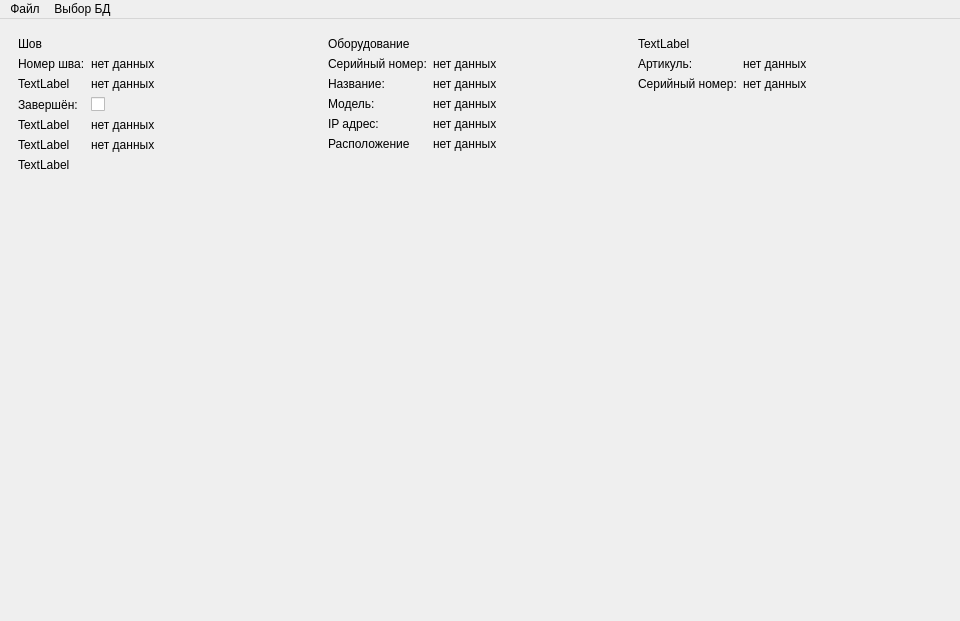
Old version of the form venv/irsDB/base.ui in the repository Ilaygor/irsDB.
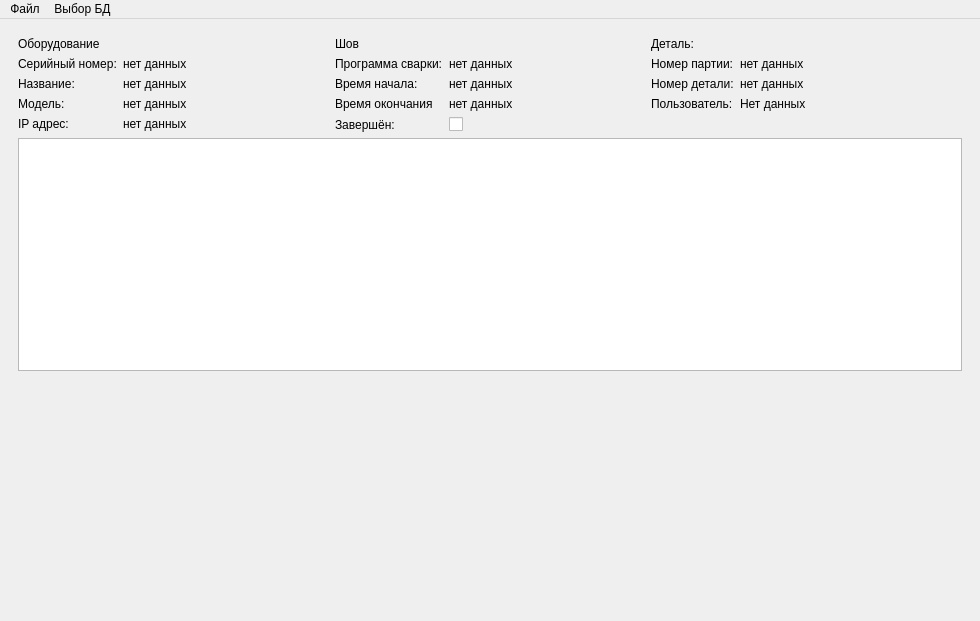
New version of the form. The open tabs and pages were chosen to show the change. Icons and pictures are not drawn. Custom widgets are drawn as their Qt base class.

Patch:
```diff
--- a/venv/irsDB/base.ui
+++ b/venv/irsDB/base.ui
@@ -6,7 +6,7 @@
    <rect>
     <x>0</x>
     <y>0</y>
-    <width>960</width>
+    <width>980</width>
     <height>621</height>
    </rect>
   </property>
@@ -22,7 +22,7 @@
     <item>
      <widget class="QStackedWidget" name="stackedWidget">
       <property name="currentIndex">
-       <number>1</number>
+       <number>0</number>
       </property>
       <widget class="QWidget" name="protocol">
        <property name="sizePolicy">
@@ -34,95 +34,27 @@
        <layout class="QVBoxLayout" name="verticalLayout_2">
         <item>
          <layout class="QHBoxLayout" name="horizontalLayout_3">
+          <property name="sizeConstraint">
+           <enum>QLayout::SetMinimumSize</enum>
+          </property>
           <property name="rightMargin">
            <number>0</number>
           </property>
           <property name="bottomMargin">
            <number>0</number>
           </property>
-          <item>
-           <layout class="QFormLayout" name="formLayout_3">
-            <item row="0" column="0">
-             <widget class="QLabel" name="label_12">
-              <property name="text">
-               <string>Шов</string>
-              </property>
-             </widget>
-            </item>
-            <item row="1" column="0">
-             <widget class="QLabel" name="label_13">
-              <property name="text">
-               <string>Номер шва:</string>
-              </property>
-             </widget>
-            </item>
-            <item row="1" column="1">
-             <widget class="QLabel" name="seamNumber">
-              <property name="text">
-               <string>нет данных</string>
-              </property>
-             </widget>
-            </item>
-            <item row="2" column="0">
-             <widget class="QLabel" name="label_15">
-              <property name="text">
-               <string>TextLabel</string>
-              </property>
-             </widget>
-            </item>
-            <item row="2" column="1">
-             <widget class="QLabel" name="label_16">
-              <property name="text">
-               <string>нет данных</string>
-              </property>
-             </widget>
-            </item>
-            <item row="3" column="0">
-             <widget class="QLabel" name="label_17">
-              <property name="text">
-               <string>Завершён:</string>
-              </property>
-             </widget>
-            </item>
-            <item row="3" column="1">
-             <widget class="QCheckBox" name="checkBox">
-              <property name="text">
-               <string/>
-              </property>
-             </widget>
-            </item>
-            <item row="4" column="0">
-             <widget class="QLabel" name="label_21">
-              <property name="text">
-               <string>TextLabel</string>
-              </property>
-             </widget>
-            </item>
-            <item row="4" column="1">
-             <widget class="QLabel" name="label_18">
-              <property name="text">
-               <string>нет данных</string>
-              </property>
-             </widget>
-            </item>
-            <item row="5" column="0">
-             <widget class="QLabel" name="label_19">
-              <property name="text">
-               <string>TextLabel</string>
-              </property>
-             </widget>
-            </item>
-            <item row="5" column="1">
-             <widget class="QLabel" name="label_20">
-              <property name="text">
-               <string>нет данных</string>
-              </property>
-             </widget>
-            </item>
-           </layout>
-          </item>
           <item>
            <layout class="QFormLayout" name="formLayout_4">
+            <property name="sizeConstraint">
+             <enum>QLayout::SetMinimumSize</enum>
+            </property>
+            <item row="0" column="0">
+             <widget class="QLabel" name="label_36">
+              <property name="text">
+               <string>Оборудование</string>
+              </property>
+             </widget>
+            </item>
             <item row="1" column="0">
              <widget class="QLabel" name="label_25">
               <property name="text">
@@ -179,24 +111,73 @@
               </property>
              </widget>
             </item>
-            <item row="5" column="0">
-             <widget class="QLabel" name="label_33">
-              <property name="text">
-               <string>Расположение</string>
-              </property>
-             </widget>
-            </item>
-            <item row="5" column="1">
-             <widget class="QLabel" name="label_30">
-              <property name="text">
-               <string>нет данных</string>
-              </property>
-             </widget>
-            </item>
+           </layout>
+          </item>
+          <item>
+           <layout class="QFormLayout" name="formLayout_3">
+            <property name="sizeConstraint">
+             <enum>QLayout::SetMinimumSize</enum>
+            </property>
             <item row="0" column="0">
-             <widget class="QLabel" name="label_36">
+             <widget class="QLabel" name="label_12">
               <property name="text">
-               <string>Оборудование</string>
+               <string>Шов</string>
+              </property>
+             </widget>
+            </item>
+            <item row="1" column="0">
+             <widget class="QLabel" name="label_13">
+              <property name="text">
+               <string>Программа сварки:</string>
+              </property>
+             </widget>
+            </item>
+            <item row="1" column="1">
+             <widget class="QLabel" name="seamNumber">
+              <property name="text">
+               <string>нет данных</string>
+              </property>
+             </widget>
+            </item>
+            <item row="2" column="0">
+             <widget class="QLabel" name="label_15">
+              <property name="text">
+               <string>Время начала:</string>
+              </property>
+             </widget>
+            </item>
+            <item row="2" column="1">
+             <widget class="QLabel" name="label_16">
+              <property name="text">
+               <string>нет данных</string>
+              </property>
+             </widget>
+            </item>
+            <item row="3" column="0">
+             <widget class="QLabel" name="label_21">
+              <property name="text">
+               <string>Время окончания</string>
+              </property>
+             </widget>
+            </item>
+            <item row="3" column="1">
+             <widget class="QLabel" name="label_18">
+              <property name="text">
+               <string>нет данных</string>
+              </property>
+             </widget>
+            </item>
+            <item row="4" column="0">
+             <widget class="QLabel" name="label_17">
+              <property name="text">
+               <string>Завершён:</string>
+              </property>
+             </widget>
+            </item>
+            <item row="4" column="1">
+             <widget class="QCheckBox" name="checkBox">
+              <property name="text">
+               <string/>
               </property>
              </widget>
             </item>
@@ -204,10 +185,13 @@
           </item>
           <item>
            <layout class="QFormLayout" name="formLayout_5">
+            <property name="sizeConstraint">
+             <enum>QLayout::SetMinimumSize</enum>
+            </property>
             <item row="1" column="0">
              <widget class="QLabel" name="label_35">
               <property name="text">
-               <string>Артикуль:</string>
+               <string>Номер партии:</string>
               </property>
              </widget>
             </item>
@@ -221,7 +205,7 @@
             <item row="2" column="0">
              <widget class="QLabel" name="label_34">
               <property name="text">
-               <string>Серийный номер:</string>
+               <string>Номер детали:</string>
               </property>
              </widget>
             </item>
@@ -235,7 +219,21 @@
             <item row="0" column="0">
              <widget class="QLabel" name="label_37">
               <property name="text">
-               <string>TextLabel</string>
+               <string>Деталь:</string>
+              </property>
+             </widget>
+            </item>
+            <item row="3" column="0">
+             <widget class="QLabel" name="label_59">
+              <property name="text">
+               <string>Пользователь:</string>
+              </property>
+             </widget>
+            </item>
+            <item row="3" column="1">
+             <widget class="QLabel" name="label_60">
+              <property name="text">
+               <string>Нет данных</string>
               </property>
              </widget>
             </item>
@@ -244,14 +242,10 @@
          </layout>
         </item>
         <item>
-         <widget class="QLabel" name="label_14">
-          <property name="text">
-           <string>TextLabel</string>
-          </property>
-         </widget>
+         <widget class="QChartView" name="graph"/>
         </item>
         <item>
-         <spacer name="verticalSpacer_4">
+         <spacer name="verticalSpacer_8">
           <property name="orientation">
            <enum>Qt::Vertical</enum>
           </property>
@@ -263,9 +257,6 @@
           </property>
          </spacer>
         </item>
-        <item>
-         <widget class="QWidget" name="widget" native="true"/>
-        </item>
        </layout>
       </widget>
       <widget class="QWidget" name="startPage">
@@ -1061,8 +1052,8 @@
     <rect>
      <x>0</x>
      <y>0</y>
-     <width>960</width>
-     <height>21</height>
+     <width>980</width>
+     <height>26</height>
     </rect>
    </property>
    <widget class="QMenu" name="menu">
@@ -1135,6 +1126,13 @@
    </property>
   </action>
  </widget>
+ <customwidgets>
+  <customwidget>
+   <class>QChartView</class>
+   <extends>QGraphicsView</extends>
+   <header>QtCharts</header>
+  </customwidget>
+ </customwidgets>
  <resources/>
  <connections/>
 </ui>
```
